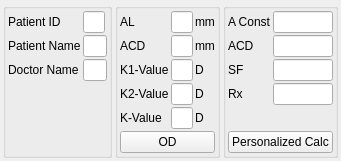
Before: the Qt Designer form calculator_patient.ui in siborion/siborion_american_scan, drawn with Qt 5.
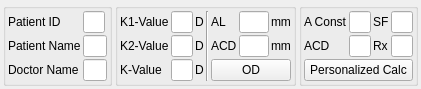
After: the same form once the commit is applied. Custom widgets are drawn as their Qt base class.

The edit to the form file:
```diff
--- a/calculator_patient.ui
+++ b/calculator_patient.ui
@@ -6,14 +6,14 @@
    <rect>
     <x>0</x>
     <y>0</y>
-    <width>326</width>
-    <height>149</height>
+    <width>395</width>
+    <height>81</height>
    </rect>
   </property>
   <property name="windowTitle">
    <string>Form</string>
   </property>
-  <layout class="QGridLayout" name="gridLayout" columnstretch="3,1,0,1">
+  <layout class="QGridLayout" name="gridLayout" columnstretch="2,1,0,1">
    <property name="leftMargin">
     <number>3</number>
    </property>
@@ -50,115 +50,109 @@
       <property name="spacing">
        <number>2</number>
       </property>
-      <item row="0" column="0">
+      <item row="2" column="2">
+       <widget class="QLabel" name="label_12">
+        <property name="text">
+         <string>D</string>
+        </property>
+       </widget>
+      </item>
+      <item row="0" column="4">
        <widget class="QLabel" name="label_4">
         <property name="text">
          <string>AL</string>
         </property>
        </widget>
       </item>
-      <item row="4" column="0">
+      <item row="1" column="2">
+       <widget class="QLabel" name="label_11">
+        <property name="text">
+         <string>D</string>
+        </property>
+       </widget>
+      </item>
+      <item row="2" column="0">
        <widget class="QLabel" name="label_7">
         <property name="text">
          <string>K-Value</string>
         </property>
        </widget>
       </item>
-      <item row="4" column="2">
-       <widget class="QLabel" name="label_12">
+      <item row="1" column="4">
+       <widget class="QLabel" name="label_8">
         <property name="text">
-         <string>D</string>
+         <string>ACD</string>
         </property>
        </widget>
       </item>
-      <item row="7" column="0">
-       <spacer name="verticalSpacer_2">
-        <property name="orientation">
-         <enum>Qt::Vertical</enum>
-        </property>
-        <property name="sizeHint" stdset="0">
-         <size>
-          <width>20</width>
-          <height>40</height>
-         </size>
-        </property>
-       </spacer>
-      </item>
-      <item row="2" column="2">
-       <widget class="QLabel" name="label_10">
-        <property name="text">
-         <string>D</string>
-        </property>
-       </widget>
-      </item>
-      <item row="3" column="2">
-       <widget class="QLabel" name="label_11">
-        <property name="text">
-         <string>D</string>
-        </property>
-       </widget>
-      </item>
-      <item row="3" column="1">
-       <widget class="QLineEdit" name="lineEdit_6"/>
-      </item>
-      <item row="4" column="1">
-       <widget class="QLineEdit" name="lineEdit_7"/>
-      </item>
-      <item row="2" column="0">
-       <widget class="QLabel" name="label_5">
-        <property name="text">
-         <string>K1-Value</string>
-        </property>
-       </widget>
-      </item>
-      <item row="3" column="0">
-       <widget class="QLabel" name="label_6">
-        <property name="text">
-         <string>K2-Value</string>
-        </property>
-       </widget>
-      </item>
-      <item row="0" column="2">
-       <widget class="QLabel" name="label_9">
-        <property name="text">
-         <string>mm</string>
-        </property>
-       </widget>
-      </item>
-      <item row="2" column="1">
-       <widget class="QLineEdit" name="lineEdit_5"/>
-      </item>
-      <item row="8" column="0" colspan="3">
-       <widget class="QPushButton" name="pushButton">
-        <property name="text">
-         <string>OD</string>
-        </property>
-       </widget>
-      </item>
-      <item row="0" column="1">
+      <item row="0" column="5">
        <widget class="leAddZero" name="lineEdit_4">
         <property name="text">
          <string/>
         </property>
        </widget>
       </item>
-      <item row="1" column="0">
-       <widget class="QLabel" name="label_8">
+      <item row="2" column="4" colspan="3">
+       <widget class="QPushButton" name="pushButton">
         <property name="text">
-         <string>ACD</string>
+         <string>OD</string>
         </property>
        </widget>
       </item>
-      <item row="1" column="1">
-       <widget class="QLineEdit" name="lineEdit_8"/>
-      </item>
-      <item row="1" column="2">
+      <item row="1" column="6">
        <widget class="QLabel" name="label_13">
         <property name="text">
          <string>mm</string>
         </property>
        </widget>
       </item>
+      <item row="1" column="0">
+       <widget class="QLabel" name="label_6">
+        <property name="text">
+         <string>K2-Value</string>
+        </property>
+       </widget>
+      </item>
+      <item row="0" column="1">
+       <widget class="leAddZero" name="lineEdit_5"/>
+      </item>
+      <item row="1" column="1">
+       <widget class="leAddZero" name="lineEdit_6"/>
+      </item>
+      <item row="1" column="5">
+       <widget class="leAddZero" name="lineEdit_8"/>
+      </item>
+      <item row="0" column="6">
+       <widget class="QLabel" name="label_9">
+        <property name="text">
+         <string>mm</string>
+        </property>
+       </widget>
+      </item>
+      <item row="2" column="1">
+       <widget class="leAddZero" name="lineEdit_7"/>
+      </item>
+      <item row="0" column="0">
+       <widget class="QLabel" name="label_5">
+        <property name="text">
+         <string>K1-Value</string>
+        </property>
+       </widget>
+      </item>
+      <item row="0" column="2">
+       <widget class="QLabel" name="label_10">
+        <property name="text">
+         <string>D</string>
+        </property>
+       </widget>
+      </item>
+      <item row="0" column="3" rowspan="3">
+       <widget class="Line" name="line">
+        <property name="orientation">
+         <enum>Qt::Vertical</enum>
+        </property>
+       </widget>
+      </item>
      </layout>
     </widget>
    </item>
@@ -183,33 +177,22 @@
       <property name="spacing">
        <number>2</number>
       </property>
-      <item row="2" column="0">
+      <item row="0" column="3">
+       <widget class="QLineEdit" name="lineEdit_11"/>
+      </item>
+      <item row="0" column="2">
        <widget class="QLabel" name="label_16">
         <property name="text">
          <string>SF</string>
         </property>
        </widget>
       </item>
+      <item row="1" column="1">
+       <widget class="QLineEdit" name="lineEdit_10"/>
+      </item>
       <item row="0" column="1">
        <widget class="QLineEdit" name="lineEdit_9"/>
       </item>
-      <item row="2" column="1">
-       <widget class="QLineEdit" name="lineEdit_11"/>
-      </item>
-      <item row="3" column="0">
-       <widget class="QLabel" name="label_15">
-        <property name="text">
-         <string>Rx</string>
-        </property>
-       </widget>
-      </item>
-      <item row="1" column="0">
-       <widget class="QLabel" name="label_17">
-        <property name="text">
-         <string>ACD</string>
-        </property>
-       </widget>
-      </item>
       <item row="0" column="0">
        <widget class="QLabel" name="label_14">
         <property name="text">
@@ -217,32 +200,30 @@
         </property>
        </widget>
       </item>
-      <item row="1" column="1">
-       <widget class="QLineEdit" name="lineEdit_10"/>
+      <item row="1" column="0">
+       <widget class="QLabel" name="label_17">
+        <property name="text">
+         <string>ACD</string>
+        </property>
+       </widget>
       </item>
-      <item row="3" column="1">
+      <item row="1" column="3">
        <widget class="QLineEdit" name="lineEdit_12"/>
       </item>
-      <item row="5" column="0" colspan="2">
+      <item row="1" column="2">
+       <widget class="QLabel" name="label_15">
+        <property name="text">
+         <string>Rx</string>
+        </property>
+       </widget>
+      </item>
+      <item row="4" column="0" colspan="4">
        <widget class="QPushButton" name="pushButton_2">
         <property name="text">
          <string>Personalized Calc</string>
         </property>
        </widget>
       </item>
-      <item row="4" column="1">
-       <spacer name="verticalSpacer_3">
-        <property name="orientation">
-         <enum>Qt::Vertical</enum>
-        </property>
-        <property name="sizeHint" stdset="0">
-         <size>
-          <width>20</width>
-          <height>40</height>
-         </size>
-        </property>
-       </spacer>
-      </item>
      </layout>
     </widget>
    </item>
@@ -267,6 +248,26 @@
       <property name="spacing">
        <number>2</number>
       </property>
+      <item row="0" column="0">
+       <widget class="QLabel" name="label">
+        <property name="text">
+         <string>Patient ID</string>
+        </property>
+       </widget>
+      </item>
+      <item row="0" column="2">
+       <spacer name="horizontalSpacer">
+        <property name="orientation">
+         <enum>Qt::Horizontal</enum>
+        </property>
+        <property name="sizeHint" stdset="0">
+         <size>
+          <width>40</width>
+          <height>20</height>
+         </size>
+        </property>
+       </spacer>
+      </item>
       <item row="2" column="1" colspan="2">
        <widget class="QLineEdit" name="lineEdit_3"/>
       </item>
@@ -276,19 +277,6 @@
       <item row="1" column="1" colspan="2">
        <widget class="QLineEdit" name="lineEdit_2"/>
       </item>
-      <item row="0" column="2">
-       <spacer name="horizontalSpacer">
-        <property name="orientation">
-         <enum>Qt::Horizontal</enum>
-        </property>
-        <property name="sizeHint" stdset="0">
-         <size>
-          <width>40</width>
-          <height>20</height>
-         </size>
-        </property>
-       </spacer>
-      </item>
       <item row="2" column="0">
        <widget class="QLabel" name="label_3">
         <property name="text">
@@ -303,26 +291,6 @@
         </property>
        </widget>
       </item>
-      <item row="0" column="0">
-       <widget class="QLabel" name="label">
-        <property name="text">
-         <string>Patient ID</string>
-        </property>
-       </widget>
-      </item>
-      <item row="3" column="0">
-       <spacer name="verticalSpacer">
-        <property name="orientation">
-         <enum>Qt::Vertical</enum>
-        </property>
-        <property name="sizeHint" stdset="0">
-         <size>
-          <width>20</width>
-          <height>40</height>
-         </size>
-        </property>
-       </spacer>
-      </item>
      </layout>
     </widget>
    </item>
```
